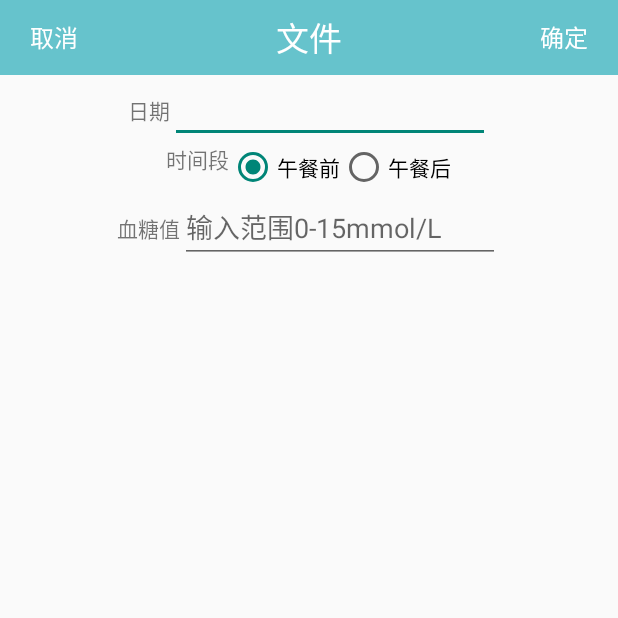
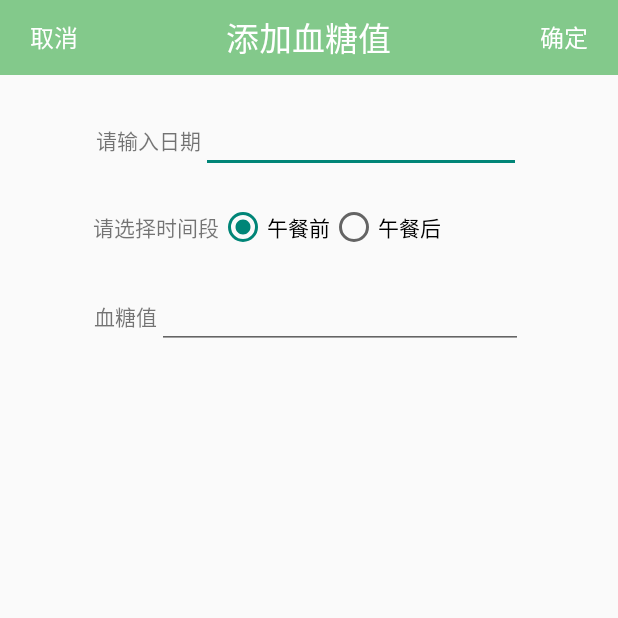
Before and after one commit to huacao123/MedicalSystem, an Android app: the AddDataActivity screen opened directly, with no data from a screen before it, on a phone screen of 412 x 824 dp, the top half of it. Run offline under Robolectric (Android 15) with nearby library versions, the phone set to English and light mode, and no system bars; libraries missing offline, so code that uses them is left out: cn.bmob.v3.

Commit message:
update03

```diff
--- a/app/src/main/java/com/wendy/medicalsystem/fragment/DataRecordFragment.java
+++ b/app/src/main/java/com/wendy/medicalsystem/fragment/DataRecordFragment.java
@@ -38,7 +38,7 @@ public class DataRecordFragment extends Fragment {
     @Override
     public View onCreateView(LayoutInflater inflater, ViewGroup container, Bundle savedInstanceState) {
         View view = inflater.inflate(R.layout.patient_record_page,container,false);
-        TextView txt_content = (TextView) view.findViewById(R.id.txt_content);
+        //TextView txt_content = (TextView) view.findViewById(R.id.txt_content);
         ImageView addData = (ImageView) view.findViewById(R.id.addData);
         ImageView chart = (ImageView) view.findViewById(R.id.chart);
         addData.setOnClickListener(new View.OnClickListener() {
@@ -77,7 +77,7 @@ public class DataRecordFragment extends Fragment {
 
             }
         });
-        txt_content.setText("第二个Fragment");
+        //txt_content.setText("第二个Fragment");
         return view;
     }
 }
--- a/app/src/main/res/layout/activity_adddata.xml
+++ b/app/src/main/res/layout/activity_adddata.xml
@@ -13,7 +13,7 @@
             android:id="@+id/filePage_topName"
             android:layout_width="wrap_content"
             android:layout_height="wrap_content"
-            android:text="@string/filePage_top_text"
+            android:text="@string/filePage_top_text_add"
             android:textColor="@color/mainPage_searchBox_color"
             android:textSize="@dimen/mainPage_top_textSize"
             android:layout_centerInParent="true" />
@@ -44,38 +44,40 @@
     </RelativeLayout>
 
     <LinearLayout
+        android:layout_width="match_parent"
+        android:layout_height="match_parent"
+        android:orientation="vertical">
+        <LinearLayout
             android:layout_width="wrap_content"
             android:layout_height="wrap_content"
             android:orientation="horizontal"
-        android:layout_gravity="center">
-
+            android:layout_gravity="center"
+            android:layout_margin="20dp">
 
             <TextView
                 android:layout_width="wrap_content"
                 android:layout_height="wrap_content"
-            android:text="日期"/>
-
+                android:text="请输入日期"/>
 
             <EditText
                 android:id="@+id/et_data"
                 android:layout_width="match_parent"
                 android:layout_height="wrap_content"
-            android:ems="10"
-            />
-
+                android:ems="10" />
         </LinearLayout>
 
 
         <LinearLayout
-        android:layout_width="wrap_content"
+            android:layout_width="288dp"
             android:layout_height="wrap_content"
-        android:orientation="horizontal"
-        android:layout_gravity="center">
+            android:layout_gravity="center"
+            android:orientation="horizontal">
 
             <TextView
                 android:layout_width="wrap_content"
                 android:layout_height="wrap_content"
-            android:text="时间段"/>
+                android:layout_gravity="center_vertical"
+                android:text="请选择时间段" />
 
         <RadioGroup
             android:id="@+id/rg_timeSelect"
@@ -100,23 +102,26 @@
     </LinearLayout>
 
         <LinearLayout
-        android:layout_width="wrap_content"
+            android:layout_width="286dp"
             android:layout_height="wrap_content"
-        android:orientation="horizontal"
-        android:layout_gravity="center">
+            android:layout_gravity="center"
+            android:layout_margin="20dp"
+            android:orientation="horizontal">
 
             <TextView
                 android:layout_width="wrap_content"
                 android:layout_height="wrap_content"
-            android:text="血糖值"/>
+                android:text="血糖值" />
+
             <EditText
                 android:id="@+id/et_boldGlucoseLevel"
                 android:layout_width="match_parent"
                 android:layout_height="wrap_content"
                 android:ems="10"
-            android:inputType="date"
-            android:hint="输入范围0-15mmol/L"/>
+                android:inputType="date" />
 
         </LinearLayout>
 
     </LinearLayout>
+
+</LinearLayout>
--- a/app/src/main/res/layout/health_information_page.xml
+++ b/app/src/main/res/layout/health_information_page.xml
@@ -7,6 +7,6 @@
         xmlns:app="http://schemas.android.com/apk/res-auto"
         android:id="@+id/banner"
         android:layout_width="match_parent"
-        android:layout_height="100dp" />
+        android:layout_height="200dp" />
 
 </android.support.constraint.ConstraintLayout>
--- a/app/src/main/res/layout/login_page.xml
+++ b/app/src/main/res/layout/login_page.xml
@@ -14,8 +14,8 @@
         <ImageView
             android:layout_width="wrap_content"
             android:layout_height="wrap_content"
-            android:background="@mipmap/login_logo"
-            android:layout_centerInParent="true" />
+            android:layout_centerInParent="true"
+            android:background="@mipmap/login_logo" />
     </RelativeLayout>
 
     <View
--- a/app/src/main/res/layout/mine_page.xml
+++ b/app/src/main/res/layout/mine_page.xml
@@ -13,10 +13,11 @@
         <TextView
             android:layout_width="wrap_content"
             android:layout_height="wrap_content"
+            android:layout_centerHorizontal="true"
+            android:layout_centerVertical="true"
             android:text="@string/minePage_top_text"
             android:textColor="@color/mainPage_searchBox_color"
-            android:textSize="@dimen/mainPage_top_textSize"
-            android:layout_centerInParent="true" />
+            android:textSize="@dimen/mainPage_top_textSize" />
     </RelativeLayout>
 
     <com.wendy.medicalsystem.tools.MyScrollView
--- a/app/src/main/res/layout/register_page.xml
+++ b/app/src/main/res/layout/register_page.xml
@@ -167,8 +167,9 @@
 
                 <Spinner
                     android:id="@+id/spin"
-                    android:layout_width="wrap_content"
+                    android:layout_width="120dp"
                     android:layout_height="wrap_content"
+                    android:layout_marginLeft="40dp"
                     android:layout_gravity="center" />
 
             </LinearLayout>
--- a/app/src/main/res/values/color.xml
+++ b/app/src/main/res/values/color.xml
@@ -17,7 +17,7 @@
     <color name="fragment_bottom_textColor">#FFFFFF</color>
 
     <!-- mainPage-->
-    <color name="mainPage_top_color">#66C3CC</color>
+    <color name="mainPage_top_color">#83C98B</color>
     <color name="mainPage_search_color">#E2E2E2</color>
     <color name="mainPage_searchBox_color">#FFFFFF</color>
     <color name="mainPage_listView_background">#F4F4F4</color>
```
Also changed, not shown: app/src/main/java/com/wendy/medicalsystem/fragment/HealthInformationFragment.java (+4 -4 lines), app/src/main/java/com/wendy/medicalsystem/medicalapplicition/ChartActivity.java (+4 -5 lines), app/src/main/java/com/wendy/medicalsystem/medicalapplicition/RegisterActivity.java (+57 -57 lines), app/src/main/res/layout/activity_main.xml (+8 -14 lines), app/src/main/res/layout/add_patient_data_page.xml (+12 -0 lines), app/src/main/res/layout/fragment_combo_line_column_chart.xml (+29 -5 lines), app/src/main/res/layout/patient_record_page.xml (+56 -20 lines), app/src/main/res/values/strings.xml (+7 -7 lines), app/src/main/res/mipmap-xhdpi/login_logo.png, app/src/main/res/mipmap-xhdpi/login_page_topimage.png. Lines whose indentation alone changed are shown as unchanged.
